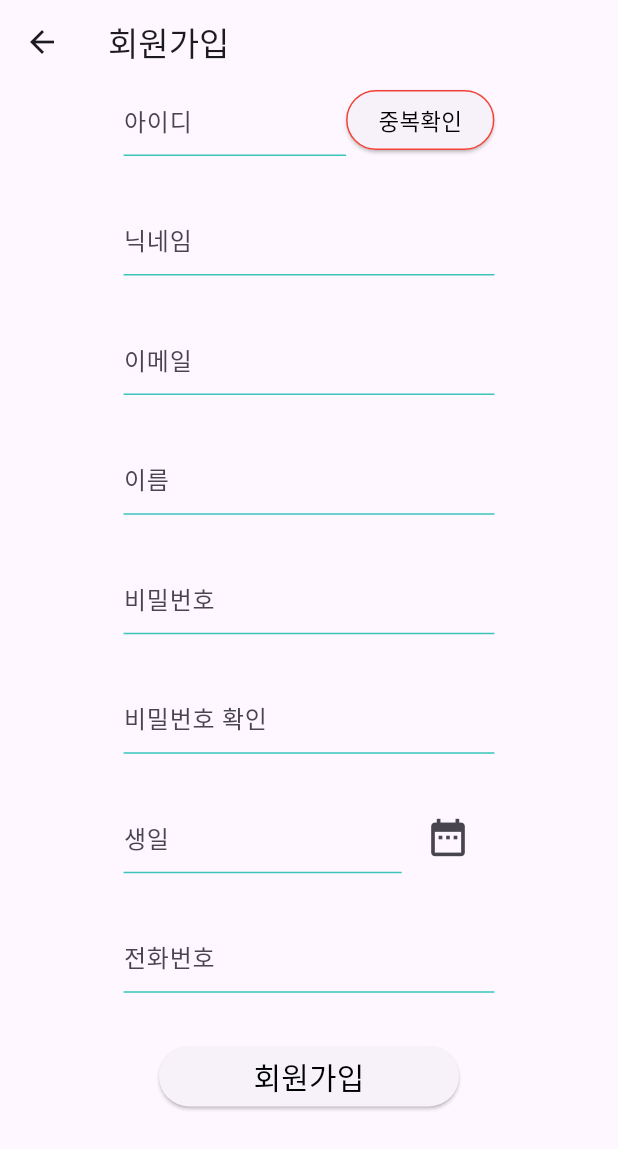
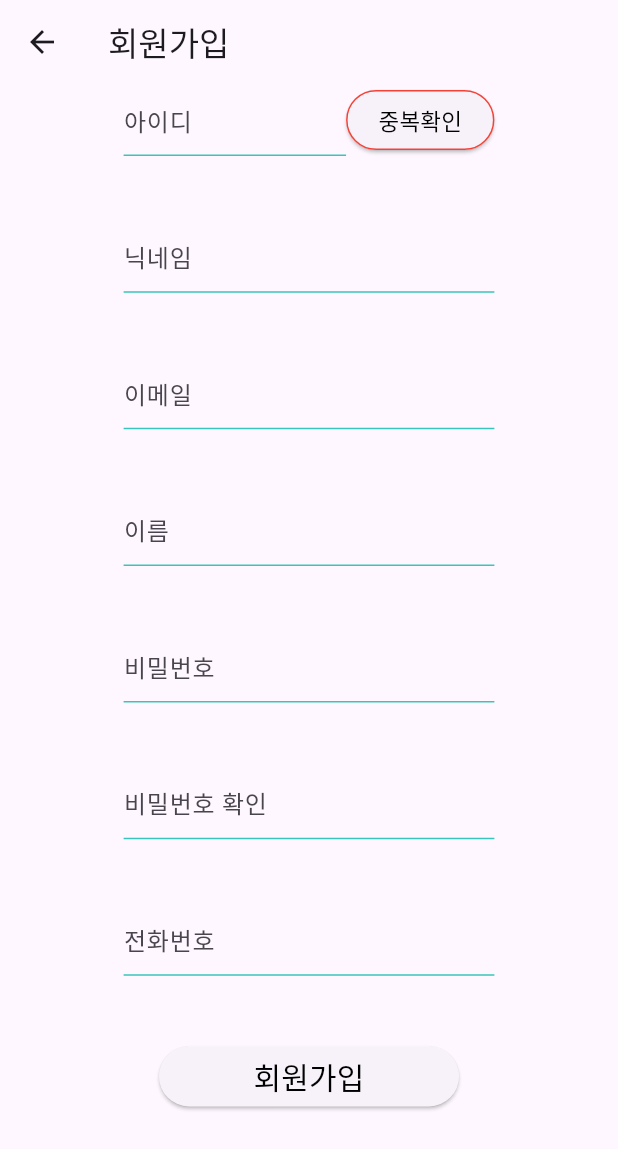
Before and after one commit to SPACE-AXE/pig-front, a Flutter app: the RegisterScreen screen opened directly, on a phone screen of 412 x 824 dp. Shown: the top 1149 px of the screen. Run offline on Flutter 3.47's test engine with Material 3 defaults, Android fonts, the phone set to English and light mode, and no system bars; our stand-ins replace carousel_slider, flutter_riverpod, fluttertoast, geolocator; missing offline and left inert: flutter_naver_map, qr_code_scanner; Roboto replaces fonts that are missing (BMJUA).

```diff
--- a/lib/Screen/Auth/register/register_screen.dart
+++ b/lib/Screen/Auth/register/register_screen.dart
@@ -25,7 +25,7 @@ class _RegisterScreenState extends State<RegisterScreen> {
   bool idDuplicateFlag = false;
   final RegExp _emailRegExp = RegExp(r'^[\w-\.]+@([\w-]+\.)+[\w-]{2,4}$');
 
-  String _birth = '';
+  final String _birth = '';
   bool emailCheck = true;
   bool pwdCheckFlag = false;
 
@@ -69,7 +69,6 @@ class _RegisterScreenState extends State<RegisterScreen> {
                 // SizedBox(height: MediaQuery.of(context).size.height * 0.02),
                 Expanded(flex: 1, child: passwordCheckInput(context)),
                 // SizedBox(height: MediaQuery.of(context).size.height * 0.02),
-                Expanded(flex: 1, child: birthInput(context)),
                 // SizedBox(height: MediaQuery.of(context).size.height * 0.02),
                 Expanded(flex: 1, child: phoneInput(context)),
                 // SizedBox(height: MediaQuery.of(context).size.height * 0.02),
@@ -172,61 +171,6 @@ class _RegisterScreenState extends State<RegisterScreen> {
             );
           });
         },
-      ),
-    );
-  }
-
-  Container birthInput(BuildContext context) {
-    return Container(
-      decoration: const BoxDecoration(),
-      width: MediaQuery.of(context).size.width * 0.6,
-      child: Row(
-        crossAxisAlignment: CrossAxisAlignment.start,
-        mainAxisAlignment: MainAxisAlignment.spaceBetween,
-        children: [
-          Expanded(
-            flex: 3,
-            child: TextField(
-              readOnly: true,
-              decoration: InputDecoration(
-                counterText: '',
-                hintText: _birth == '' ? "생일" : "생일: $_birth",
-                enabledBorder: const UnderlineInputBorder(
-                  borderSide: BorderSide(
-                    color: Color(0xff39c5bb),
-                  ),
-                ),
-              ),
-              onChanged: (value) {
-                if (_pwdKey.currentState!.validate()) {
-                  pwdCheckFlag = !pwdCheckFlag;
-                }
-              },
-            ),
-          ),
-          Expanded(
-              flex: 1,
-              child: IconButton(
-                  iconSize: 30,
-                  onPressed: () {
-                    showDatePicker(
-                            context: context,
-                            initialDate: DateTime.now(),
-                            firstDate: DateTime(1900),
-                            lastDate: DateTime.now())
-                        .then((selectedDate) {
-                      if (selectedDate != null) {
-                        setState(() {
-                          birth = DateFormat("yyyy-MM-dd'T'HH:mm:ss.SSS'Z'")
-                              .format(selectedDate);
-                          _birth =
-                              DateFormat("yyyy-MM-dd").format(selectedDate);
-                        });
-                      }
-                    });
-                  },
-                  icon: const Icon(Icons.date_range))),
-        ],
       ),
     );
   }
@@ -395,7 +339,8 @@ class _RegisterScreenState extends State<RegisterScreen> {
   }
 
   void checkUserIdDuplicate(String username) async {
-    String url = 'https://api.parkchargego.link/api/v1/auth/check-username-duplicate/';
+    String url =
+        'https://api.parkchargego.link/api/v1/auth/check-username-duplicate/';
     // URL을 올바르게 형성하기 위해 Uri 클래스를 사용합니다.
     Uri uri = Uri.parse('$url$username');
     http.Response response = await http.get(uri);
```
Also changed, not shown: lib/Screen/prePayment/payScreen/pay_screen.dart (+7 -1 lines).
